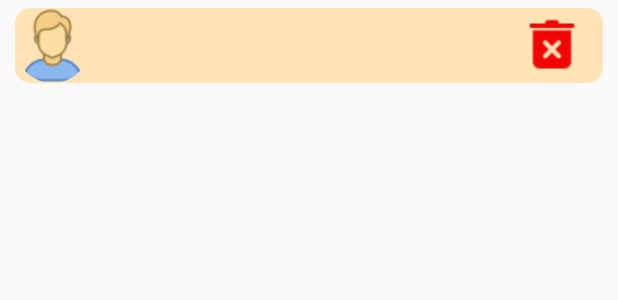
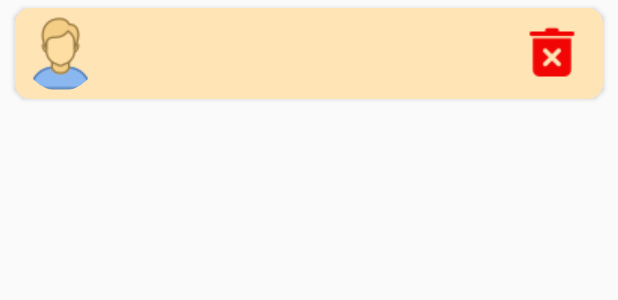
Before and after one commit to tran-duc-thanh/base_android_th_01, an Android app: the layout item.xml on its own in the app's theme, with its tools: preview values and no code run, on a phone screen of 412 x 824 dp. Shown: the top 300 px of the screen. Run offline under Robolectric (Android 15) with nearby library versions, the phone set to English and light mode, and no system bars.

Commit message:
commit code

```diff
--- a/app/src/main/res/layout/item.xml
+++ b/app/src/main/res/layout/item.xml
@@ -21,6 +21,7 @@
 
             <de.hdodenhof.circleimageview.CircleImageView
                 android:id="@+id/img"
+                android:layout_margin="5dp"
                 android:layout_width="50dp"
                 android:layout_height="50dp"
                 android:src="@drawable/icon_male" />
@@ -29,7 +30,7 @@
                 android:id="@+id/textItem"
                 android:layout_width="wrap_content"
                 android:layout_height="match_parent"
-                android:layout_marginLeft="10dp"
+                android:layout_marginLeft="5dp"
                 android:gravity="center"
                 android:textSize="20dp"
                 android:textColor="@color/black"
```
